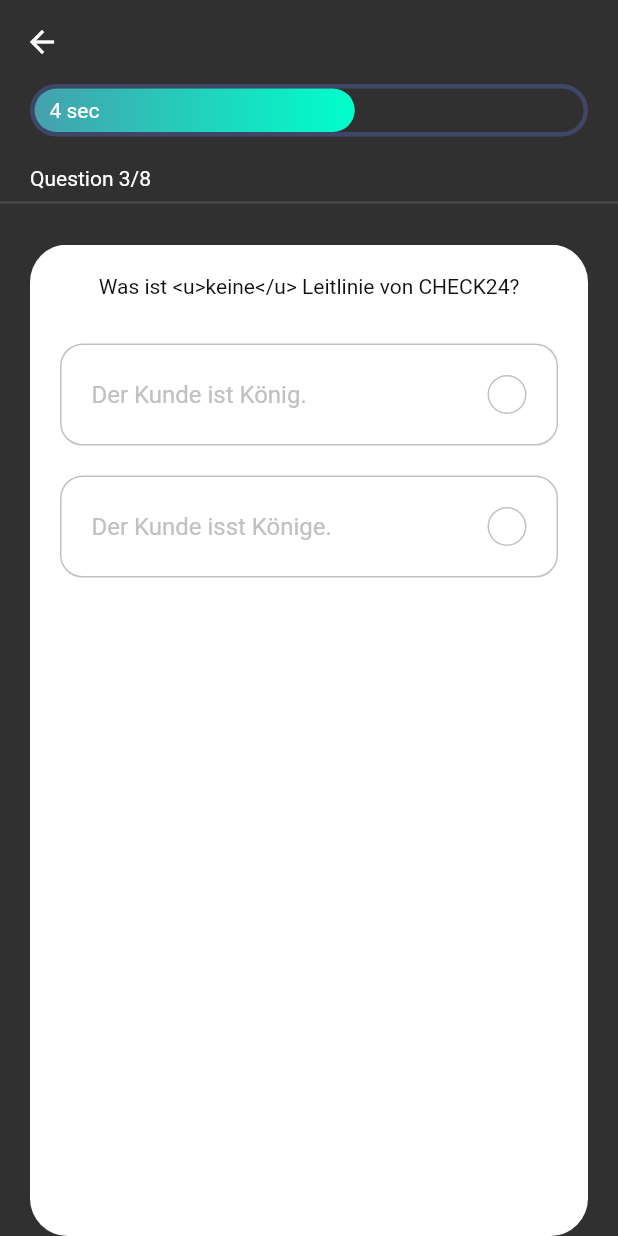
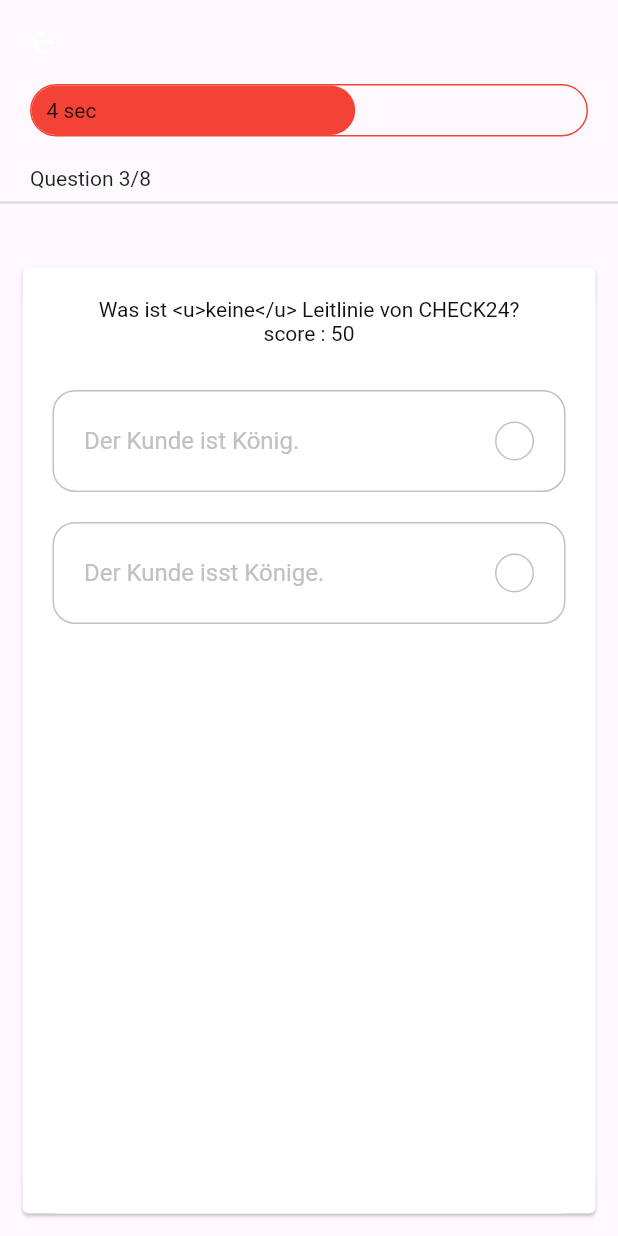
Before and after one commit to Abdulla-Al-Mued/QUIZ-APP2, a Flutter app: the QuizScreen screen opened by its route, swiped to page 3, on a phone screen of 412 x 824 dp. Run offline on Flutter 3.47's test engine with Material 2 defaults, Android fonts, the phone set to English and light mode, and no system bars; our stand-ins replace get, shared_preferences; accounts and stored records are empty.

Commit message:
finishing project

```diff
--- a/lib/Controllers/home_page_controller.dart
+++ b/lib/Controllers/home_page_controller.dart
@@ -7,7 +7,7 @@ import 'package:quiz_app/Utils/constants.dart';
 class HomePageController extends GetxController
     with GetSingleTickerProviderStateMixin {
 
-  final RxInt _totalScore = 0.obs; // Use a reactive variable
+  final RxInt _totalScore = 0.obs;
   RxInt get totalScore => _totalScore;
 
   @override
--- a/lib/Screens/HomePage.dart
+++ b/lib/Screens/HomePage.dart
@@ -22,6 +22,7 @@ class _HomePageState extends State<HomePage> {
     HomePageController _controller = Get.put(HomePageController());
 
     return Scaffold(
+      backgroundColor: kBackgroundColor,
       body: Stack(
         children: [
           SafeArea(
@@ -34,7 +35,7 @@ class _HomePageState extends State<HomePage> {
                     return Text(
                         "High Score : ${_controller.totalScore} ",
                         textAlign: TextAlign.center,
-                        style: const TextStyle(color: Colors.white, fontWeight: FontWeight.bold, fontSize: 26 )
+                        style: const TextStyle(color: kGrayColor, fontWeight: FontWeight.bold, fontSize: 26 )
                     );
                   }),
                   const Spacer(),
--- a/lib/Screens/body.dart
+++ b/lib/Screens/body.dart
@@ -16,17 +16,17 @@ class Body extends StatelessWidget {
     QuestionController _questionController = Get.put(QuestionController());
     return Stack(
       children: [
-        //SvgPicture.asset("assets/icons/bg.svg", fit: BoxFit.fill),
+
         SafeArea(
           child: Column(
             crossAxisAlignment: CrossAxisAlignment.start,
             children: [
-              Padding(
+              const Padding(
                 padding:
-                    const EdgeInsets.symmetric(horizontal: kDefaultPadding),
+                    EdgeInsets.symmetric(horizontal: kDefaultPadding),
                 child: ProgressBar(),
               ),
-              SizedBox(height: kDefaultPadding),
+              const SizedBox(height: kDefaultPadding),
               Padding(
                 padding:
                     const EdgeInsets.symmetric(horizontal: kDefaultPadding),
@@ -45,8 +45,8 @@ class Body extends StatelessWidget {
                   ),
                 ),
               ),
-              Divider(thickness: 1.5),
-              SizedBox(height: kDefaultPadding),
+              const Divider(thickness: 1.5),
+              const SizedBox(height: kDefaultPadding),
               Expanded(
                 child: PageView.builder(
                   // Block swipe to next qn
--- a/lib/Screens/question_card.dart
+++ b/lib/Screens/question_card.dart
@@ -19,9 +19,10 @@ class QuestionCard extends StatelessWidget {
   @override
   Widget build(BuildContext context) {
     QuestionController _controller = Get.put(QuestionController());
-    return Container(
-      margin: EdgeInsets.symmetric(horizontal: kDefaultPadding),
-      padding: EdgeInsets.all(kDefaultPadding),
+    return Card(
+      margin: EdgeInsets.all(15),
+      child: Container(
+        padding: const EdgeInsets.all(kDefaultPadding),
         decoration: BoxDecoration(
           color: Colors.white,
           borderRadius: BorderRadius.circular(25),
@@ -32,13 +33,17 @@ class QuestionCard extends StatelessWidget {
               question2.question,
               style: const TextStyle(color: kBlackColor),
             ),
+            Text(
+              "score : ${question2.score.toString()}",
+              style: const TextStyle(color: kBlackColor),
+            ),
             const SizedBox(height: kDefaultPadding / 2),
             ...List.generate(
               question2.options.length,
                   (index) {
                 final answerOption = question2.options.entries.elementAt(index);
                 final answerText = answerOption.value;
-              print(question2.options.length);
+                print(index.toString());
 
                 return Option(
                   index: index,
@@ -49,6 +54,7 @@ class QuestionCard extends StatelessWidget {
             ),
           ],
         ),
+      ),
     );
   }
 }
--- a/lib/Screens/quiz_screen.dart
+++ b/lib/Screens/quiz_screen.dart
@@ -2,6 +2,7 @@ import 'package:flutter/material.dart';
 import 'package:get/get.dart';
 import 'package:quiz_app/Controllers/question_controller.dart';
 import 'package:quiz_app/Screens/body.dart';
+import 'package:quiz_app/Utils/constants.dart';
 
 class QuizScreen extends StatelessWidget {
   const QuizScreen({super.key});
@@ -9,7 +10,9 @@ class QuizScreen extends StatelessWidget {
   @override
   Widget build(BuildContext context) {
     return Scaffold(
+      backgroundColor: kBackgroundColor,
       extendBodyBehindAppBar: true,
+
       appBar: AppBar(
         backgroundColor: Colors.transparent,
         elevation: 0,
--- a/lib/Utils/constants.dart
+++ b/lib/Utils/constants.dart
@@ -5,11 +5,7 @@ const kGreenColor = Color(0xFF6AC259);
 const kRedColor = Color(0xFFE92E30);
 const kGrayColor = Color(0xFFC1C1C1);
 const kBlackColor = Color(0xFF101010);
-const kPrimaryGradient = LinearGradient(
-  colors: [Color(0xFF46A0AE), Color(0xFF00FFCB)],
-  begin: Alignment.centerLeft,
-  end: Alignment.centerRight,
-);
+const kBackgroundColor = Color(0XffFDF9FF);
 
 const double kDefaultPadding = 20.0;
 
--- a/lib/Utils/progress_bar.dart
+++ b/lib/Utils/progress_bar.dart
@@ -15,7 +15,7 @@ class ProgressBar extends StatelessWidget {
       width: double.infinity,
       height: 35,
       decoration: BoxDecoration(
-        border: Border.all(color: const Color(0xFF3F4768), width: 3),
+        border: Border.all(color: Colors.red, width: 1),
         borderRadius: BorderRadius.circular(50),
       ),
       child: GetBuilder<QuestionController>(
@@ -30,7 +30,7 @@ class ProgressBar extends StatelessWidget {
                   // from 0 to 1 it takes 60s
                   width: constraints.maxWidth * controller.animation.value,
                   decoration: BoxDecoration(
-                    gradient: kPrimaryGradient,
+                    color: Colors.red,
                     borderRadius: BorderRadius.circular(50),
                   ),
                 ),
--- a/lib/main.dart
+++ b/lib/main.dart
@@ -16,7 +16,6 @@ class MyApp extends StatelessWidget {
     return GetMaterialApp(
       title: 'Quiz App',
       debugShowCheckedModeBanner: false,
-      theme: ThemeData.dark(),
       initialRoute: '/home',
       getPages: [
         GetPage(name: "/home", page: () => const HomePage()),
```
Also changed, not shown: lib/Controllers/question_controller.dart (+11 -7 lines). Lines whose indentation alone changed are shown as unchanged.
